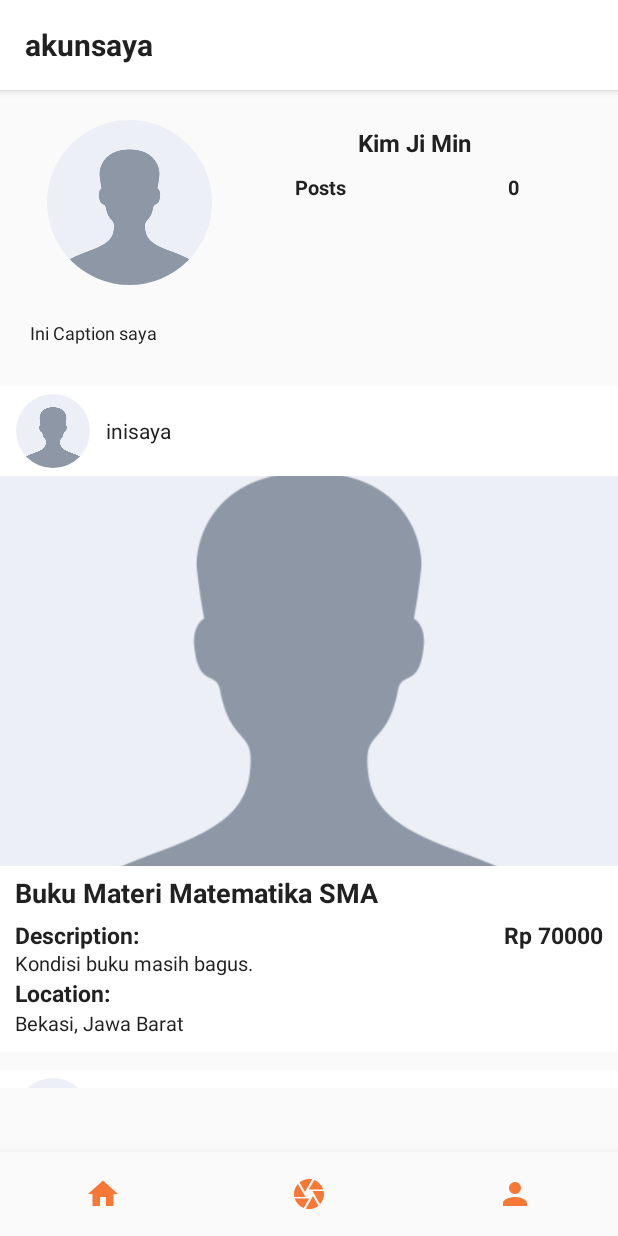
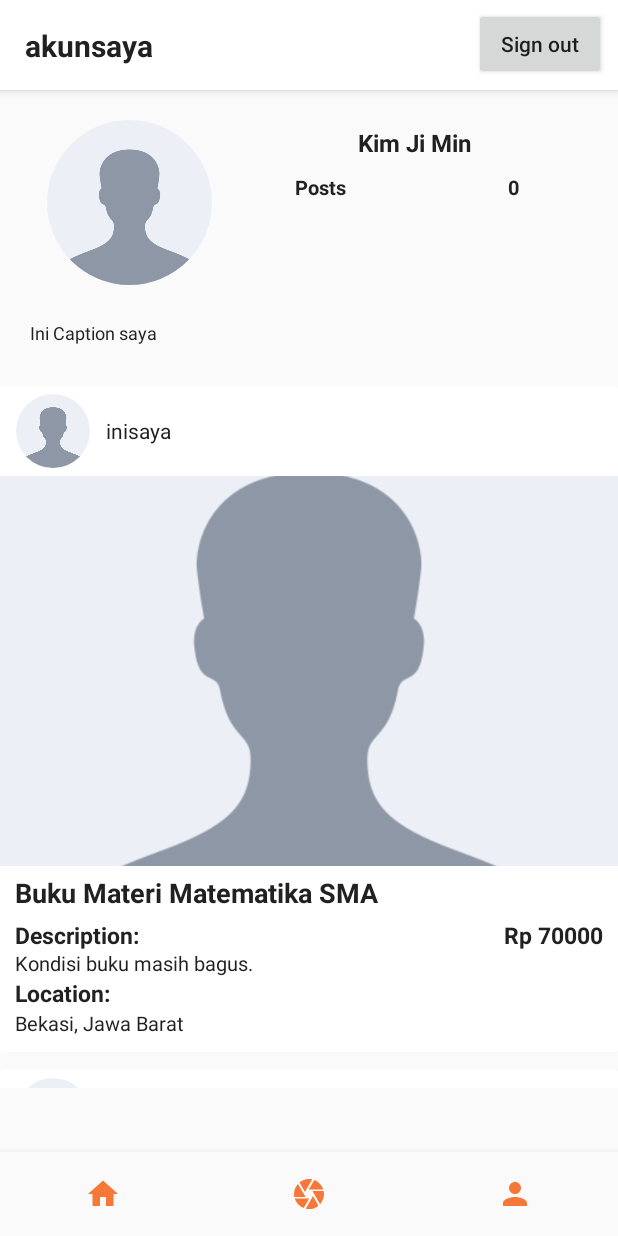
Before and after one commit to AtikahBZqAulia/Vviped, an Android app: the MainActivity screen opened directly, with no data from a screen before it, item 3 of the bottom bar chosen, on a phone screen of 412 x 824 dp. Run offline under Robolectric (Android 15) with nearby library versions, the phone set to English and light mode, and no system bars; our stand-ins replace CircleImageView, Firebase (no records; nobody signed in at launch, a user with empty details on screens opened directly).

```diff
--- a/app/src/main/AndroidManifest.xml
+++ b/app/src/main/AndroidManifest.xml
@@ -10,7 +10,9 @@
         android:supportsRtl="true"
         android:theme="@style/AppTheme">
         <activity android:name=".Register"></activity>
-        <activity android:name=".login"></activity>
+        <activity android:name=".login">
+
+        </activity>
         <activity android:name=".Landing" />
         <activity android:name=".splashScreen">
             <intent-filter>
--- a/app/src/main/java/com/example/vviped/Landing.kt
+++ b/app/src/main/java/com/example/vviped/Landing.kt
@@ -10,8 +10,10 @@ class Landing : AppCompatActivity() {
         super.onCreate(savedInstanceState)
         setContentView(R.layout.activity_landing)
 
-        btn_login.setOnClickListener {
-            startActivity(Intent(this, login::class.java))
+        btn_to_login.setOnClickListener {
+            startActivity(Intent(this, login::class.java).also {
+                it.flags = Intent.FLAG_ACTIVITY_NEW_TASK or Intent.FLAG_ACTIVITY_CLEAR_TASK
+            })
         }
 
     }
--- a/app/src/main/java/com/example/vviped/MainActivity.kt
+++ b/app/src/main/java/com/example/vviped/MainActivity.kt
@@ -1,5 +1,6 @@
 package com.example.vviped
 
+import android.content.Intent
 import androidx.appcompat.app.AppCompatActivity
 import android.os.Bundle
 import android.view.MenuItem
@@ -9,11 +10,15 @@ import com.example.vviped.ui.HomeFragment
 import com.example.vviped.ui.ProfileFragment
 import com.example.vviped.ui.UploadFragment
 import com.google.android.material.bottomnavigation.BottomNavigationView
+import com.google.firebase.auth.FirebaseAuth
+import kotlinx.android.synthetic.main.fragment_profile.*
 
 class MainActivity : AppCompatActivity(), BottomNavigationView.OnNavigationItemSelectedListener {
     private var homeFragment = HomeFragment()
     private var profileFragment = ProfileFragment()
     private var uploadFragment = UploadFragment()
+    private lateinit var auth: FirebaseAuth   //user logout
+
 
     override fun onCreate(savedInstanceState: Bundle?) {
         super.onCreate(savedInstanceState)
@@ -21,6 +26,14 @@ class MainActivity : AppCompatActivity(), BottomNavigationView.OnNavigationItemS
 
         val navView: BottomNavigationView = findViewById(R.id.nav_view)
         navView.setOnNavigationItemSelectedListener(this)
+//
+//        auth = FirebaseAuth.getInstance()
+//        btn_logout.setOnClickListener{
+//            auth.signOut()
+//            startActivity(Intent(this@MainActivity, Landing::class.java).also {
+//                it.flags = Intent.FLAG_ACTIVITY_NEW_TASK or Intent.FLAG_ACTIVITY_CLEAR_TASK
+//            })
+//            }
 
     }
 
--- a/app/src/main/java/com/example/vviped/splashScreen.kt
+++ b/app/src/main/java/com/example/vviped/splashScreen.kt
@@ -14,7 +14,7 @@ class splashScreen : AppCompatActivity() {
         handler = Handler()
         handler.postDelayed({
 
-            val intent = Intent(this, Landing::class.java )
+            val intent = Intent(this,Landing::class.java )
             startActivity(intent)
             finish()
         }, 2000) //delay 3sec and open landing activity
--- a/app/src/main/res/layout/fragment_profile.xml
+++ b/app/src/main/res/layout/fragment_profile.xml
@@ -18,6 +18,10 @@
             android:layout_height="match_parent"
             android:background="@color/colorWhite">
 
+            <androidx.constraintlayout.widget.ConstraintLayout
+                android:layout_width="match_parent"
+                android:layout_height="match_parent">
+
                 <TextView
                     android:layout_width="wrap_content"
                     android:layout_height="50sp"
@@ -26,9 +30,32 @@
                     android:text="akunsaya"
                     android:textColor="@color/colorBlack"
                     android:textSize="20sp"
-                android:textStyle="bold" />
+                    android:textStyle="bold"
+                    app:layout_constraintBottom_toBottomOf="parent"
+                    app:layout_constraintStart_toStartOf="parent"
+                    app:layout_constraintTop_toTopOf="parent" />
+
+                <Button
+                    android:id="@+id/btn_logout"
+                    android:layout_width="wrap_content"
+                    android:layout_height="wrap_content"
+                    android:layout_marginTop="4dp"
+                    android:layout_marginEnd="8dp"
+                    android:layout_marginRight="8dp"
+                    android:text="Sign out"
+                    android:textAllCaps="false"
+                    android:textSize="14sp"
+                    app:layout_constraintBottom_toBottomOf="parent"
+                    app:layout_constraintEnd_toEndOf="parent"
+                    app:layout_constraintTop_toTopOf="parent"
+                    app:layout_constraintVertical_bias="0.125" />
+
+            </androidx.constraintlayout.widget.ConstraintLayout>
 
         </androidx.appcompat.widget.Toolbar>
+
+
+
     </com.google.android.material.appbar.AppBarLayout>
 
     <LinearLayout
@@ -41,6 +68,8 @@
         app:layout_constraintStart_toStartOf="parent"
         app:layout_constraintTop_toBottomOf="@+id/appBar_Layout"
         tools:ignore="MissingConstraints">
+
+
 
         <de.hdodenhof.circleimageview.CircleImageView
             android:id="@+id/profpic"
```
Also changed, not shown: app/src/main/java/com/example/vviped/Register.kt (+11 -0 lines), app/src/main/java/com/example/vviped/login.kt (+63 -3 lines), app/src/main/res/layout/activity_landing.xml (+4 -3 lines). Lines whose indentation alone changed are shown as unchanged.
